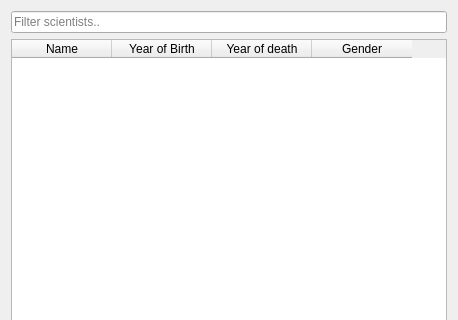
This is sciwindow.ui in sandraBender/VLN1-hopur2 as Qt 5 draws it before an edit; both pictures show x 0 to 458 and y 0 to 320 of the 458 by 474 pixel window. The edited form follows.
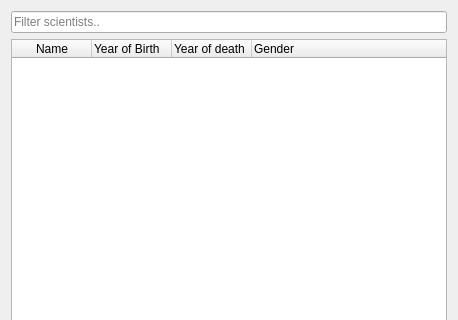
This is the edited form.

Patch:
```diff
--- a/sciwindow.ui
+++ b/sciwindow.ui
@@ -51,6 +51,12 @@
          <attribute name="horizontalHeaderCascadingSectionResizes">
           <bool>false</bool>
          </attribute>
+         <attribute name="horizontalHeaderDefaultSectionSize">
+          <number>80</number>
+         </attribute>
+         <attribute name="horizontalHeaderStretchLastSection">
+          <bool>true</bool>
+         </attribute>
          <attribute name="verticalHeaderVisible">
           <bool>false</bool>
          </attribute>
@@ -66,16 +72,25 @@
           <property name="text">
            <string>Year of Birth</string>
           </property>
+          <property name="textAlignment">
+           <set>AlignLeading|AlignVCenter</set>
+          </property>
          </column>
          <column>
           <property name="text">
            <string>Year of death</string>
           </property>
+          <property name="textAlignment">
+           <set>AlignLeading|AlignVCenter</set>
+          </property>
          </column>
          <column>
           <property name="text">
            <string>Gender</string>
           </property>
+          <property name="textAlignment">
+           <set>AlignLeading|AlignVCenter</set>
+          </property>
          </column>
         </widget>
        </item>
```
